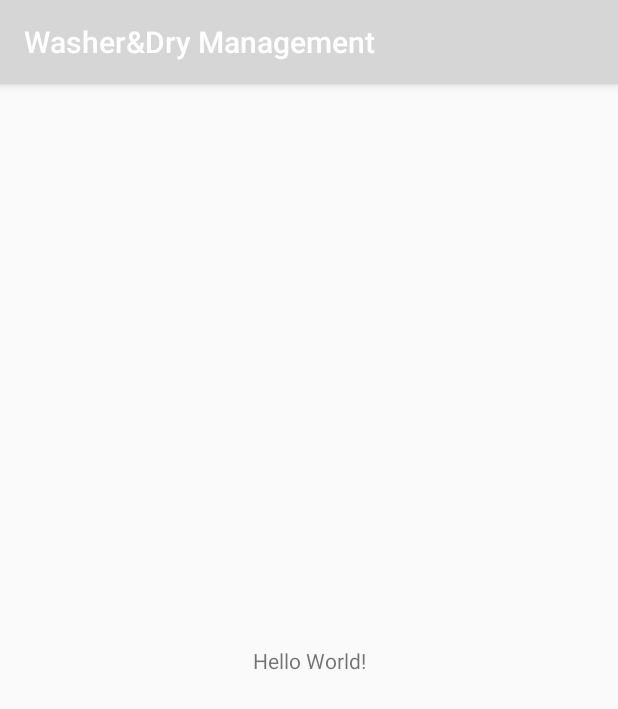
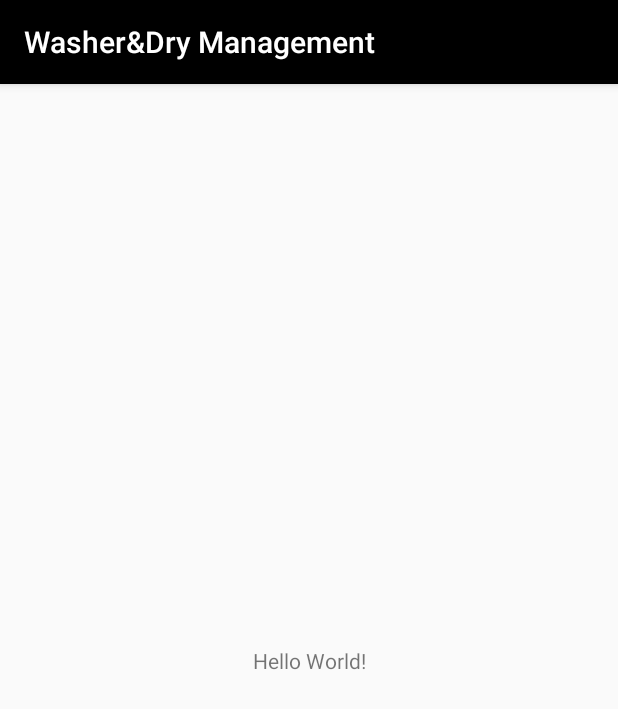
Before and after one commit to YuchengWu66/washer-dryer-management, an Android app: the screen it shows after launch (MainActivity), on a phone screen of 412 x 824 dp. Shown: the top 709 px of the screen. Run offline under Robolectric (Android 15) with nearby library versions, the phone set to English and light mode, and no system bars.

Commit message:
forth commit

```diff
--- a/app/src/main/res/values/styles.xml
+++ b/app/src/main/res/values/styles.xml
@@ -3,9 +3,9 @@
     <!-- Base application theme. -->
     <style name="AppTheme" parent="Theme.AppCompat.Light.DarkActionBar">
         <!-- Customize your theme here. -->
-        <item name="colorPrimary">@color/colorPrimary</item>
-        <item name="colorPrimaryDark">@color/colorPrimaryDark</item>
-        <item name="colorAccent">@color/colorAccent</item>
+        <item name="colorPrimary">@color/black</item>
+        <item name="colorPrimaryDark">@color/black</item>
+        <item name="colorAccent">@color/black</item>
     </style>
 
 </resources>
```
Also changed, not shown: app/src/main/AndroidManifest.xml (+7 -0 lines).
